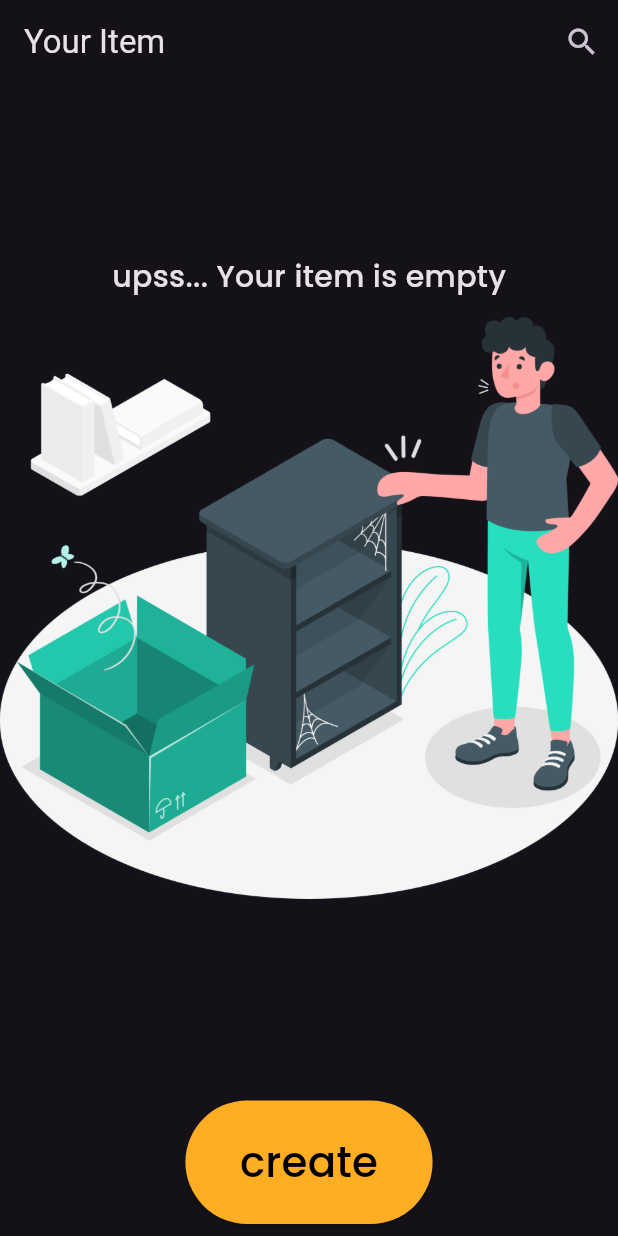
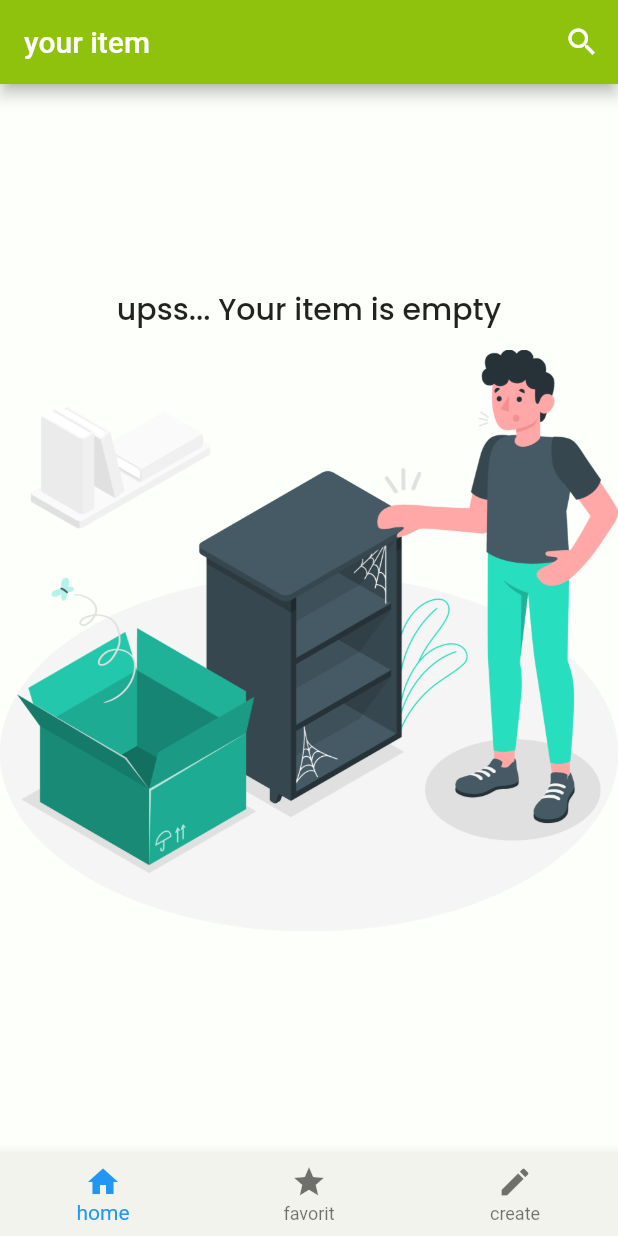
Before and after one commit to XayneeNut/toserba-x-flutter, a Flutter app: the screen it shows after launch, on a phone screen of 412 x 824 dp. Run offline on Flutter 3.47's test engine with Material 2 defaults, Android fonts, the phone set to English and light mode, and no system bars; our stand-ins replace flutter_svg, google_fonts; network calls fail; project files that could hold a hidden picture were left out.

Commit message:
ubah desain✨

```diff
--- a/lib/controller/list_barang_controller.dart
+++ b/lib/controller/list_barang_controller.dart
@@ -14,8 +14,10 @@ class ListBarangController {
     final newBarang = await Navigator.push<BarangModels>(
       context,
       MaterialPageRoute(
-        builder: (context) =>
-            CreateBarangView(barangApiController: barangApiController),
+        builder: (context) => CreateBarangView(
+          barangApiController: barangApiController,
+          toCreateBarang: (p0, p1, p2, p3) {},
+        ),
       ),
     );
 
--- a/lib/main.dart
+++ b/lib/main.dart
@@ -10,11 +10,11 @@ class MyApp extends StatelessWidget {
 
   @override
   Widget build(BuildContext context) {
-    return MaterialApp(
+    return  MaterialApp(
       debugShowCheckedModeBanner: false,
-      themeMode: ThemeMode.dark,
-      darkTheme: ThemeData.dark(useMaterial3: true),
-      home: const HomeView(),
+      routes: {
+        '/': (context) => const HomeView()
+      },
     );
   }
 }
--- a/lib/view/list_barang_view.dart
+++ b/lib/view/list_barang_view.dart
@@ -1,10 +1,9 @@
 import 'package:flutter/material.dart';
-import 'package:google_fonts/google_fonts.dart';
 import 'package:toserba/controller/barang_api_controller.dart';
 import 'package:toserba/controller/list_barang_controller.dart';
 import 'package:toserba/models/barang_models.dart';
-import 'package:toserba/view/detail_barang_view.dart';
-import 'package:toserba/widget/barang_text_widget.dart';
+import 'package:toserba/view/create_barang_view.dart';
+import 'package:toserba/widget/active_page_widget.dart';
 import 'package:toserba/widget/custom_search_delegate.dart';
 import 'package:toserba/widget/size_config.dart';
 
@@ -17,17 +16,44 @@ class ListBarangView extends StatefulWidget {
   State<ListBarangView> createState() => _ListBarangViewState();
 }
 
-class _ListBarangViewState extends State<ListBarangView> {
+class _ListBarangViewState extends State<ListBarangView>
+    with SingleTickerProviderStateMixin {
   TextEditingController searchController = TextEditingController();
   List<BarangModels> filteredBarangModels = [];
   final BarangApiController barangApiController = BarangApiController();
   final ListBarangController listBarangController = ListBarangController();
+  int _selectedPageIndex = 0;
+  AnimationController? _controller;
+  Animation<Offset>? _offsetAnimation;
+
+  void _onSelectedPage(int index) {
+    setState(() {
+      _selectedPageIndex = index;
+    });
+  }
 
   @override
   void initState() {
     super.initState();
+    _controller = AnimationController(
+      vsync: this,
+      duration: Duration(milliseconds: 100),
+    );
+    _offsetAnimation = Tween<Offset>(
+      begin: Offset(1.0, 0.0),
+      end: Offset.zero,
+    ).animate(CurvedAnimation(
+      parent: _controller!,
+      curve: Curves.easeInOut,
+    ));
     listBarangController.loadItem(
         barangApiController, setState, widget.barangModels);
+  }
+
+  @override
+  void dispose() {
+    _controller!.dispose();
+    super.dispose();
   }
 
   void deleteBarang(BarangModels barangModels) async {
@@ -42,10 +68,34 @@ class _ListBarangViewState extends State<ListBarangView> {
 
   @override
   Widget build(BuildContext context) {
+    var selectedPageTitle = 'your item';
     SizeConfig().init(context);
+    Widget activePage = ActivePageWidget(
+      barangModels: widget.barangModels,
+      deleteData: (barangModels) => deleteBarang(barangModels),
+    );
+
+    if (_selectedPageIndex == 2) {
+      selectedPageTitle = 'Add Item';
+      activePage = CreateBarangView(
+        barangApiController: barangApiController,
+        toCreateBarang: (p0, p1, p2, p3) => listBarangController.toCreateBarang(
+            context, barangApiController, widget.barangModels, setState),
+      );
+    }
     return Scaffold(
+        bottomNavigationBar: BottomNavigationBar(
+            onTap: _onSelectedPage,
+            items: const [
+              BottomNavigationBarItem(icon: Icon(Icons.home), label: 'home'),
+              BottomNavigationBarItem(icon: Icon(Icons.star), label: 'favorit'),
+              BottomNavigationBarItem(icon: Icon(Icons.create), label: 'create')
+            ],
+            backgroundColor: const Color.fromRGBO(241, 243, 236, 1)),
+        backgroundColor: const Color.fromRGBO(253, 255, 250, 1),
         appBar: AppBar(
-        title: const Text('Your Item'),
+          backgroundColor: const Color.fromRGBO(143, 194, 13, 1),
+          title: Text(selectedPageTitle),
           actions: [
             IconButton(
               onPressed: () {
@@ -62,98 +112,6 @@ class _ListBarangViewState extends State<ListBarangView> {
             )
           ],
         ),
-      body: Column(
-        children: [
-          Expanded(
-            child: widget.barangModels.isEmpty
-                ? Column(
-                    mainAxisAlignment: MainAxisAlignment.center,
-                    children: [
-                      Text(
-                        'upss... Your item is empty',
-                        style: GoogleFonts.poppins(
-                            fontSize: 20, fontWeight: FontWeight.w500),
-                      ),
-                      SizedBox(
-                        height: SizeConfig.blockSizeHorizontal! * 100,
-                        width: SizeConfig.blockSizeHorizontal! * 100,
-                        child: Image.asset('assets/empty_list.png'),
-                      )
-                    ],
-                  )
-                : ListView.builder(
-                    itemCount: widget.barangModels.length,
-                    itemBuilder: (context, index) => Dismissible(
-                      direction: DismissDirection.endToStart,
-                      onDismissed: (direction) =>
-                          deleteBarang(widget.barangModels[index]),
-                      key: ValueKey(widget.barangModels[index].idBarang),
-                      child: GestureDetector(
-                        onTap: () => listBarangController.toUpdateBarang(
-                          index,
-                          widget.barangModels,
-                          context,
-                          barangApiController,
-                          setState,
-                        ),
-                        onDoubleTap: () {
-                          Navigator.push(
-                              context,
-                              MaterialPageRoute(
-                                builder: (context) => DetailBarangView(
-                                  newBarangController: barangApiController,
-                                  newBarangModels: widget.barangModels[index],
-                                ),
-                              ));
-                        },
-                        child: Container(
-                          width: SizeConfig.blockSizeHorizontal! * 0.2,
-                          height: SizeConfig.blockSizeVertical! * 13,
-                          margin: const EdgeInsets.all(10),
-                          child: Stack(
-                            children: [
-                              Container(
-                                decoration: ShapeDecoration(
-                                  color: const Color(0xFFD9D9D9),
-                                  shape: RoundedRectangleBorder(
-                                    borderRadius: BorderRadius.circular(30),
-                                  ),
-                                ),
-                              ),
-                              BarangTextWidget(
-                                  index: index,
-                                  barangModels: widget.barangModels),
-                            ],
-                          ),
-                        ),
-                      ),
-                    ),
-                  ),
-          ),
-          Padding(
-            padding: const EdgeInsets.all(8.0),
-            child: ElevatedButton(
-              onPressed: () {
-                listBarangController.toCreateBarang(context,
-                    barangApiController, widget.barangModels, setState);
-              },
-              style: ElevatedButton.styleFrom(
-                  backgroundColor: const Color(0xFFFFAD22),
-                  fixedSize: Size(SizeConfig.blockSizeHorizontal! * 40,
-                      SizeConfig.blockSizeVertical! * 10),
-                  shape: RoundedRectangleBorder(
-                      borderRadius: BorderRadius.circular(70))),
-              child: Text(
-                'create',
-                style: GoogleFonts.poppins(
-                    color: Colors.black,
-                    fontSize: 28,
-                    fontWeight: FontWeight.w500),
-              ),
-            ),
-          ),
-        ],
-      ),
-    );
+        body: activePage);
   }
 }
--- /dev/null
+++ b/lib/widget/active_page_widget.dart
@@ -0,0 +1,99 @@
+import 'package:flutter/material.dart';
+import 'package:google_fonts/google_fonts.dart';
+import 'package:toserba/controller/barang_api_controller.dart';
+import 'package:toserba/controller/list_barang_controller.dart';
+import 'package:toserba/models/barang_models.dart';
+import 'package:toserba/view/detail_barang_view.dart';
+import 'package:toserba/widget/barang_text_widget.dart';
+import 'package:toserba/widget/size_config.dart';
+
+class ActivePageWidget extends StatefulWidget {
+  const ActivePageWidget(
+      {super.key, required this.barangModels, required this.deleteData});
+
+  final List<BarangModels> barangModels;
+  final void Function(BarangModels barangModels) deleteData;
+
+  @override
+  State<ActivePageWidget> createState() => _ActivePageWidgetState();
+}
+
+class _ActivePageWidgetState extends State<ActivePageWidget> {
+  TextEditingController searchController = TextEditingController();
+  List<BarangModels> filteredBarangModels = [];
+  final BarangApiController barangApiController = BarangApiController();
+  final ListBarangController listBarangController = ListBarangController();
+  @override
+  Widget build(BuildContext context) {
+    return Column(
+      children: [
+        Expanded(
+          child: widget.barangModels.isEmpty
+              ? Column(
+                  mainAxisAlignment: MainAxisAlignment.center,
+                  children: [
+                    Text(
+                      'upss... Your item is empty',
+                      style: GoogleFonts.poppins(
+                          fontSize: 20, fontWeight: FontWeight.w500),
+                    ),
+                    SizedBox(
+                      height: SizeConfig.blockSizeHorizontal! * 100,
+                      width: SizeConfig.blockSizeHorizontal! * 100,
+                      child: Image.asset('assets/empty_list.png'),
+                    )
+                  ],
+                )
+              : ListView.builder(
+                  itemCount: widget.barangModels.length,
+                  itemBuilder: (context, index) => Dismissible(
+                    direction: DismissDirection.endToStart,
+                    onDismissed: (direction) =>
+                        widget.deleteData(widget.barangModels[index]),
+                    key: ValueKey(widget.barangModels[index].idBarang),
+                    child: GestureDetector(
+                      onTap: () => listBarangController.toUpdateBarang(
+                        index,
+                        widget.barangModels,
+                        context,
+                        barangApiController,
+                        setState,
+                      ),
+                      onDoubleTap: () {
+                        Navigator.push(
+                            context,
+                            MaterialPageRoute(
+                              builder: (context) => DetailBarangView(
+                                newBarangController: barangApiController,
+                                newBarangModels: widget.barangModels[index],
+                              ),
+                            ));
+                      },
+                      child: Container(
+                        width: SizeConfig.blockSizeHorizontal! * 0.2,
+                        height: SizeConfig.blockSizeVertical! * 13,
+                        margin: const EdgeInsets.all(10),
+                        child: Stack(
+                          children: [
+                            Container(
+                              decoration: ShapeDecoration(
+                                color: const Color(0xFFD9D9D9),
+                                shape: RoundedRectangleBorder(
+                                  borderRadius: BorderRadius.circular(18),
+                                ),
+                              ),
+                            ),
+                            BarangTextWidget(
+                                index: index,
+                                barangModels: widget.barangModels),
+                          ],
+                        ),
+                      ),
+                    ),
+                  ),
+                ),
+        ),
+      ],
+    );
+  }
+}
--- a/lib/widget/barang_text_widget.dart
+++ b/lib/widget/barang_text_widget.dart
@@ -25,7 +25,7 @@ class BarangTextWidget extends StatelessWidget {
             style: GoogleFonts.ubuntu(
               decoration: TextDecoration.none,
               color: Colors.black,
-              fontSize: 35,
+              fontSize: 28,
               fontWeight: FontWeight.w400,
               height: 0,
             ),
@@ -48,10 +48,11 @@ class BarangTextWidget extends StatelessWidget {
         Align(
           alignment: Alignment.centerRight,
           child: Container(
-            margin: EdgeInsets.only(right: 20),
+            margin: const EdgeInsets.only(right: 20),
             width: 55,
             height: 55,
             decoration: const BoxDecoration(
+              boxShadow: [BoxShadow(color: Colors.black, blurRadius: 12.0)],
               shape: BoxShape.circle,
               color: Color.fromRGBO(54, 54, 52, 1),
             ),
--- a/lib/widget/custom_search_delegate.dart
+++ b/lib/widget/custom_search_delegate.dart
@@ -3,7 +3,6 @@ import 'package:toserba/controller/barang_api_controller.dart';
 import 'package:toserba/controller/list_barang_controller.dart';
 import 'package:toserba/models/barang_models.dart';
 import 'package:toserba/view/detail_barang_view.dart';
-import 'package:toserba/view/update_barang_view.dart';
 
 class CustomSearchDelegate extends SearchDelegate<String> {
   final List<BarangModels> barangModels;
```
Also changed, not shown: lib/controller/create_barang_controller.dart (+1 -6 lines), lib/view/create_barang_view.dart (+12 -32 lines). Lines whose indentation alone changed are shown as unchanged.
